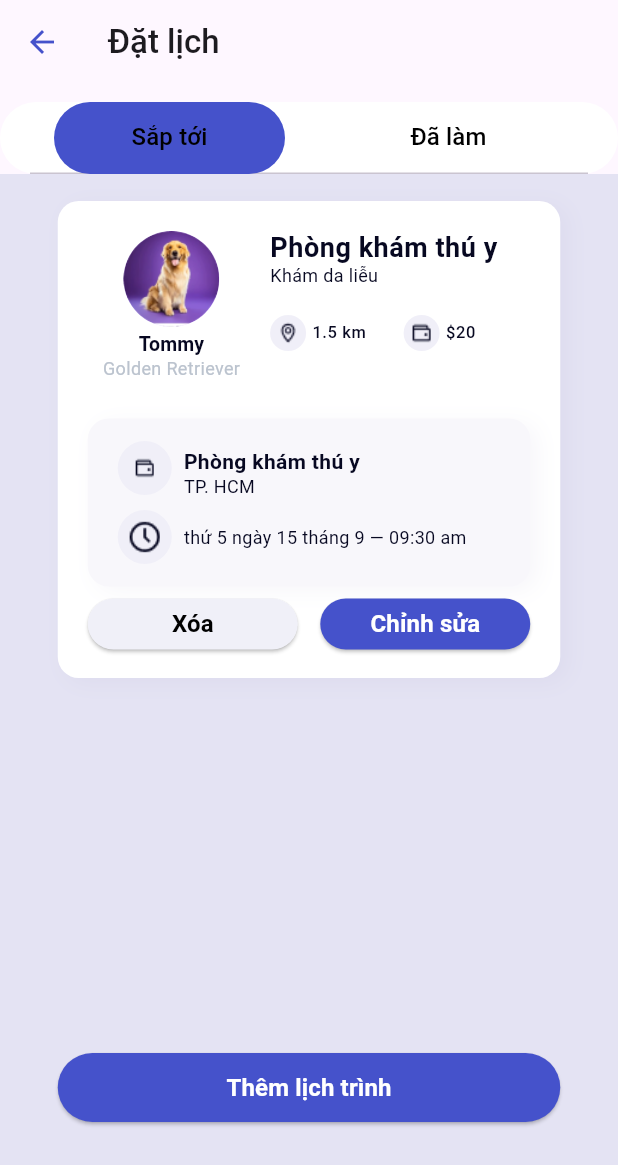
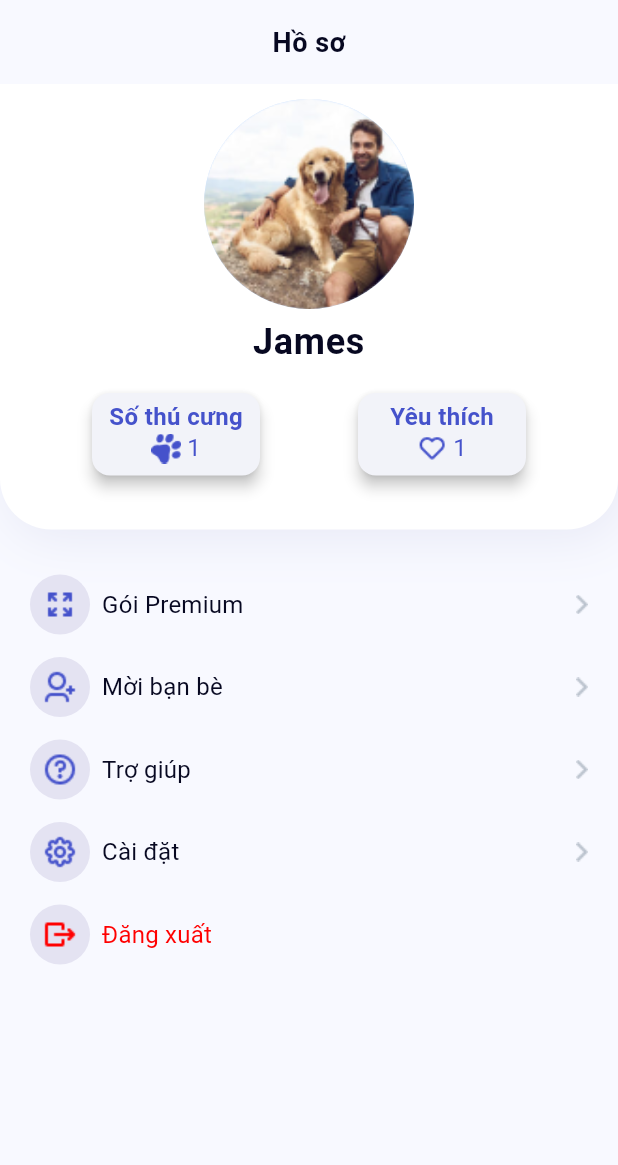
Before and after one commit to DQuyen231/PetCarePal_template, a Flutter app: the screen it shows after launch, on a phone screen of 412 x 824 dp. Shown: the top 1165 px of the screen. Run offline on Flutter 3.47's test engine with Material 3 defaults, Android fonts, the phone set to English and light mode, and no system bars; Roboto replaces fonts that are missing (Encode Sans).

Commit message:
user profile screen

```diff
--- a/lib/main.dart
+++ b/lib/main.dart
@@ -4,6 +4,7 @@ import 'package:petcarepal/screens/home/home.dart';
 import 'package:petcarepal/screens/successpay/successpay.dart';
 import 'package:petcarepal/screens/payment/payment.dart';
 import 'package:petcarepal/screens/appointments/appointments.dart';
+import 'package:petcarepal/screens/profile/profile.dart';
 
 void main() {
   runApp(const MyApp());
@@ -23,7 +24,7 @@ class MyApp extends StatelessWidget {
         useMaterial3: true,
       ),
       debugShowCheckedModeBanner: false,
-      home: UpcomingAppointmentsPage(),
+      home: ProfilePage(),
     );
   }
 }
--- /dev/null
+++ b/lib/screens/profile/components/profile_card.dart
@@ -0,0 +1,66 @@
+import 'package:flutter/material.dart';
+
+class ProfileCard extends StatelessWidget {
+  final String title;
+  final String value;
+  final String iconPath; // Thêm thuộc tính iconPath
+
+  const ProfileCard({
+    Key? key,
+    required this.title,
+    required this.value,
+    required this.iconPath, // Bổ sung iconPath vào constructor
+  }) : super(key: key);
+
+  @override
+  Widget build(BuildContext context) {
+    return Container(
+      width: 120,
+      height: 63,
+      child: Card(
+        elevation: 4.0,
+        shape: RoundedRectangleBorder(
+          borderRadius: BorderRadius.circular(12.0),
+        ),
+        child: Padding(
+          padding: const EdgeInsets.all(6.0),
+          child: Column(
+            children: [
+              Text(
+                title,
+                style: TextStyle(
+                  color: Color(0xFF4552CB),
+                  fontSize: 16,
+                  fontWeight: FontWeight.w700,
+                  height: 0,
+                ),
+              ),
+              Row(
+                mainAxisAlignment: MainAxisAlignment.center,
+                children: [
+                  Image.asset(
+                    iconPath, // Sử dụng đường dẫn biểu tượng được truyền từ bên ngoài
+                    width: 20,
+                    height: 20,
+                    color: Color(0xFF4552CB),
+                  ),
+                  SizedBox(width: 4.0),
+                  Text(
+                    value,
+                    style: TextStyle(
+                      color: Color(0xFF4552CB),
+                      fontSize: 16,
+                      fontWeight: FontWeight.w400,
+                      height: 1.5,
+                      letterSpacing: 0.16,
+                    ),
+                  ),
+                ],
+              ),
+            ],
+          ),
+        ),
+      ),
+    );
+  }
+}
--- /dev/null
+++ b/lib/screens/profile/components/profile_header.dart
@@ -0,0 +1,82 @@
+// profile_header.dart
+import 'package:flutter/material.dart';
+import 'profile_card.dart';
+
+class ProfileHeader extends StatelessWidget {
+  @override
+  Widget build(BuildContext context) {
+    return Scaffold(
+      body: Container(
+        height: 297,
+        decoration: ShapeDecoration(
+          color: Colors.white,
+          shape: RoundedRectangleBorder(
+            borderRadius: BorderRadius.only(
+              bottomLeft: Radius.circular(34),
+              bottomRight: Radius.circular(34),
+            ),
+          ),
+          shadows: [
+            BoxShadow(
+              color: Color(0x142C358A),
+              blurRadius: 28,
+              offset: Offset(4, 6),
+              spreadRadius: 0,
+            )
+          ],
+        ),
+        child: Stack(
+          children: [
+            Positioned(
+              top: 10,
+              left: 0,
+              right: 0,
+              child: Container(
+                alignment: Alignment.center,
+                child: Column(
+                  children: [
+                    CircleAvatar(
+                      radius: 70.0,
+                      backgroundImage:
+                          AssetImage('assets/images/user_avatar.png'),
+                    ),
+                    SizedBox(height: 8.0),
+                    Text(
+                      'James',
+                      textAlign: TextAlign.center,
+                      style: TextStyle(
+                        color: Color(0xFF070821),
+                        fontSize: 24,
+                        fontWeight: FontWeight.w700,
+                        height: 0,
+                        letterSpacing: 0.48,
+                      ),
+                    ),
+                    SizedBox(height: 16.0), // Khoảng cách giữa tên và card
+                    Row(
+                      mainAxisAlignment: MainAxisAlignment.spaceEvenly,
+                      children: [
+                        ProfileCard(
+                          title: 'Số thú cưng',
+                          value: '1',
+                          iconPath:
+                              'assets/icons/pet_icon.png', // Thay thế bằng đường dẫn biểu tượng của card này
+                        ),
+                        ProfileCard(
+                          title: 'Yêu thích',
+                          value: '1',
+                          iconPath:
+                              'assets/icons/heart.png', // Thay thế bằng đường dẫn biểu tượng của card này
+                        ),
+                      ],
+                    ),
+                  ],
+                ),
+              ),
+            ),
+          ],
+        ),
+      ),
+    );
+  }
+}
--- /dev/null
+++ b/lib/screens/profile/components/profile_option.dart
@@ -0,0 +1,56 @@
+import 'package:flutter/material.dart';
+
+class ProfileOption extends StatelessWidget {
+  final String iconPath;
+  final String text;
+
+  const ProfileOption({
+    Key? key,
+    required this.iconPath,
+    required this.text,
+  }) : super(key: key);
+
+  @override
+  Widget build(BuildContext context) {
+    return Padding(
+      padding: EdgeInsets.only(left: 20, right: 20, bottom: 15),
+      child: Row(
+        children: [
+          Container(
+            width: 40,
+            height: 40,
+            child: Image.asset(
+              iconPath,
+              width: 24,
+              height: 24,
+            ),
+            decoration: ShapeDecoration(
+              color: Color(0xFFE4E3F2),
+              shape: OvalBorder(),
+            ),
+          ),
+          SizedBox(width: 8.0),
+          Expanded(
+            child: Row(
+              mainAxisAlignment: MainAxisAlignment.spaceBetween,
+              children: [
+                Text(
+                  text,
+                  style: TextStyle(
+                    color: Color(0xFF070821),
+                    fontSize: 16,
+                    fontFamily: 'Encode Sans',
+                    fontWeight: FontWeight.w400,
+                    height: 0.09,
+                    letterSpacing: 0.16,
+                  ),
+                ),
+                Image.asset('assets/icons/arrow.png'),
+              ],
+            ),
+          ),
+        ],
+      ),
+    );
+  }
+}
--- /dev/null
+++ b/lib/screens/profile/profile.dart
@@ -0,0 +1,94 @@
+import 'package:flutter/material.dart';
+import 'package:petcarepal/screens/profile/components/profile_header.dart';
+import 'package:petcarepal/screens/profile/components/profile_option.dart';
+
+class ProfilePage extends StatelessWidget {
+  @override
+  Widget build(BuildContext context) {
+    return Scaffold(
+      appBar: AppBar(
+        title: Text(
+          'Hồ sơ',
+          style: TextStyle(
+            color: Color(0xFF070821),
+            fontSize: 18,
+            fontFamily: 'Encode Sans',
+            fontWeight: FontWeight.w700,
+            height: 0,
+            letterSpacing: 0.36,
+          ),
+        ),
+        centerTitle: true,
+        // Các thuộc tính khác của AppBar nếu cần
+      ),
+      body: Center(
+        child: Column(
+          children: [
+            Container(
+              height: 297, // Điều chỉnh chiều cao của ProfileHeader
+              child: ProfileHeader(),
+            ),
+            SizedBox(height: 30),
+            Container(
+              height: 320, // Điều chỉnh chiều cao của ProfileOption
+              child: Center(
+                child: Column(
+                  children: [
+                    ProfileOption(
+                      iconPath: 'assets/icons/expand.png',
+                      text: 'Gói Premium',
+                    ),
+                    ProfileOption(
+                      iconPath: 'assets/icons/user_add.png',
+                      text: 'Mời bạn bè',
+                    ),
+                    ProfileOption(
+                      iconPath: 'assets/icons/circle_help.png',
+                      text: 'Trợ giúp',
+                    ),
+                    ProfileOption(
+                      iconPath: 'assets/icons/setting.png',
+                      text: 'Cài đặt',
+                    ),
+                    Padding(
+                      padding: EdgeInsets.only(left: 20, right: 20),
+                      child: Row(
+                        children: [
+                          Container(
+                            width: 40,
+                            height: 40,
+                            child: Image.asset(
+                              'assets/icons/signout.png',
+                              width: 24,
+                              height: 24,
+                            ),
+                            decoration: ShapeDecoration(
+                              color: Color(0xFFE4E3F2),
+                              shape: OvalBorder(),
+                            ),
+                          ),
+                          SizedBox(width: 8.0),
+                          Text(
+                            'Đăng xuất',
+                            style: TextStyle(
+                              color: Color(0xFFFF0000),
+                              fontSize: 16,
+                              fontFamily: 'Encode Sans',
+                              fontWeight: FontWeight.w400,
+                              height: 0.09,
+                              letterSpacing: 0.16,
+                            ),
+                          ),
+                        ],
+                      ),
+                    ),
+                  ],
+                ),
+              ),
+            ),
+          ],
+        ),
+      ), // Thêm các Container khác nếu cần
+    );
+  }
+}
```
Also changed, not shown: pubspec.yaml (+2 -16 lines), assets/icons/arrow.png (added), assets/icons/circle_help.png (added), assets/icons/expand.png (added), assets/icons/heart.png (added), assets/icons/pet_icon.png (added), assets/icons/setting.png (added), assets/icons/signout.png (added), assets/icons/user_add.png (added), assets/images/user_avatar.png (added).
